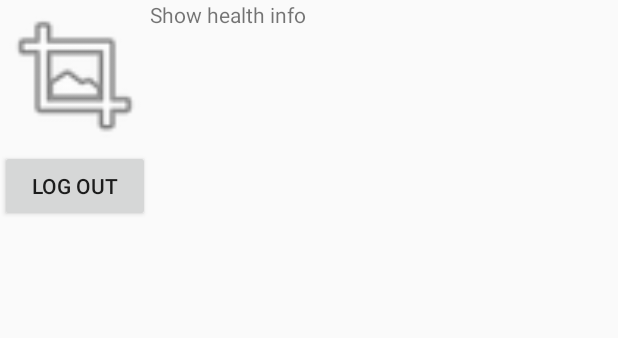
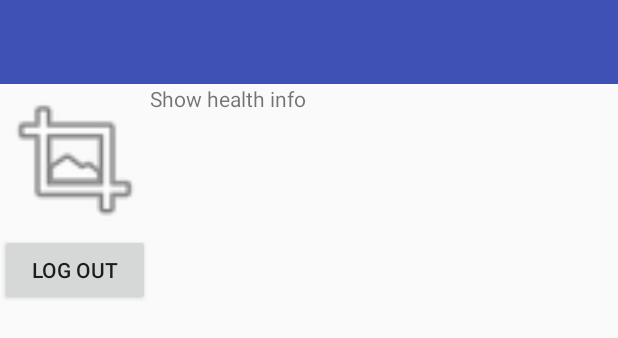
Before and after one commit to HealthInformatics/CDCProject-One, an Android app: the layout activity_settings_2.xml on its own in the app's theme, with its tools: preview values and no code run, on a phone screen of 412 x 824 dp. Shown: the top 338 px of the screen. Run offline under Robolectric (Android 15) with nearby library versions, the phone set to English and light mode, and no system bars.

Commit message:
fix bmi bug. reset title. modify setting & about bg pic. Log out.

```diff
--- a/demo/src/main/java/edu/gatech/cdcproject/demo/healthrecord/HealthRecordFragment.java
+++ b/demo/src/main/java/edu/gatech/cdcproject/demo/healthrecord/HealthRecordFragment.java
@@ -90,8 +90,6 @@ public class HealthRecordFragment extends Fragment {
                                 JSONObject myJO;
                                 try {
                                     myJO = new JSONObject(result);
-
-
                                     //String mResponse = myJO.getString("response");
                                     hTextView.setText(myJO.toString());
                                 } catch (JSONException e) {
@@ -134,5 +132,4 @@ public class HealthRecordFragment extends Fragment {
         return response.toString();
 
     }
-
 }
--- a/demo/src/main/res/layout/activity_about.xml
+++ b/demo/src/main/res/layout/activity_about.xml
@@ -6,7 +6,7 @@
     android:layout_height="match_parent"
     android:fitsSystemWindows="true"
     android:orientation="vertical"
-    android:background="?colorPrimary"
+    android:background="@color/white"
     tools:context=".about.AboutActivity">
 
     <android.support.v7.widget.Toolbar
--- a/demo/src/main/res/layout/activity_bmi.xml
+++ b/demo/src/main/res/layout/activity_bmi.xml
@@ -7,7 +7,9 @@
     android:paddingRight="@dimen/activity_horizontal_margin"
     android:paddingTop="@dimen/activity_vertical_margin"
     android:background="@color/white"
-    tools:context=".BMI">
+    tools:context=".BMI"
+    android:fitsSystemWindows="true"
+    >
 
     <EditText
 
--- a/demo/src/main/res/layout/activity_settings.xml
+++ b/demo/src/main/res/layout/activity_settings.xml
@@ -8,6 +8,7 @@
     android:orientation="vertical"
     android:background="@drawable/fruitpic3"
     tools:context=".settings.SettingsActivity">
+
 
     <android.support.v7.widget.Toolbar
         android:id="@+id/toolbar"
--- a/demo/src/main/res/layout/activity_settings_2.xml
+++ b/demo/src/main/res/layout/activity_settings_2.xml
@@ -1,13 +1,30 @@
 <?xml version="1.0" encoding="utf-8"?>
 <RelativeLayout xmlns:android="http://schemas.android.com/apk/res/android"
-    android:orientation="vertical" android:layout_width="match_parent"
+    android:orientation="vertical"
+    xmlns:app="http://schemas.android.com/apk/res-auto"
+    xmlns:tools="http://schemas.android.com/tools"
+    android:layout_width="match_parent"
+    android:fitsSystemWindows="true"
     android:layout_height="match_parent">
+
+    <android.support.v7.widget.Toolbar
+        android:id="@+id/toolbar"
+        android:layout_width="match_parent"
+        android:layout_height="?attr/actionBarSize"
+        android:background="?attr/colorPrimary"
+        app:popupTheme="@style/AppTheme.PopupOverlay"
+        android:layout_alignParentLeft="true"
+        android:layout_marginLeft="0dp"
+        android:layout_alignParentTop="true"
+        android:layout_marginTop="0dp" />
 
     <ImageView
         android:layout_width="100dp"
         android:layout_height="100dp"
         android:id="@+id/imageView"
-        android:src="@android:drawable/ic_menu_crop" />
+        android:src="@android:drawable/ic_menu_crop"
+        android:layout_below="@+id/toolbar"
+        android:layout_alignParentStart="true" />
 
     <Button
         android:layout_width="wrap_content"
@@ -16,16 +33,18 @@
         android:id="@+id/button"
         android:layout_below="@+id/imageView"
         android:layout_alignParentStart="true"
-        android:layout_alignEnd="@+id/imageView" />
+        android:layout_alignEnd="@+id/imageView"
+        android:clickable="true"
+        android:onClick="myLogout" />
 
     <TextView
         android:layout_width="wrap_content"
         android:layout_height="wrap_content"
         android:text="Show health info"
         android:id="@+id/textView"
-        android:layout_alignParentTop="true"
+        android:layout_below="@+id/toolbar"
+        android:layout_alignParentEnd="true"
         android:layout_alignParentBottom="true"
-        android:layout_alignParentEnd="true"
         android:layout_toEndOf="@+id/imageView" />
 
 </RelativeLayout>
```
Also changed, not shown: demo/src/main/java/edu/gatech/cdcproject/demo/BMI/BMI.java (+6 -4 lines), demo/src/main/java/edu/gatech/cdcproject/demo/settings/SettingsActivity.java (+32 -0 lines), demo/src/main/java/edu/gatech/cdcproject/demo/ui/MainActivity.java (+5 -2 lines), demo/src/main/res/drawable/fruitpic3.jpg.
